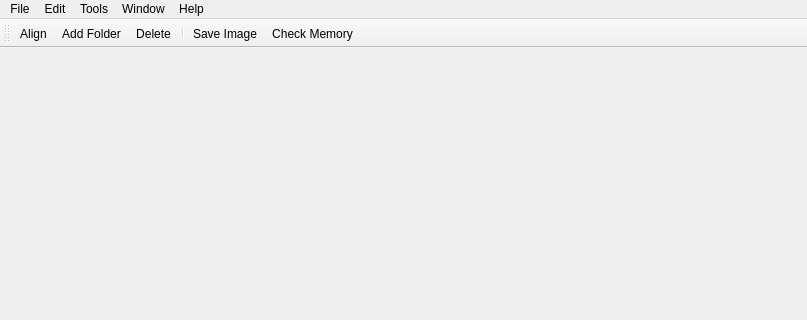
This is linnaeo/ui/linnaeo.ui in beowulfey/pylinnaeo as Qt 5 draws it before an edit; both pictures show x 0 to 807 and y 0 to 320 of the 807 by 636 pixel window. The edited form follows.
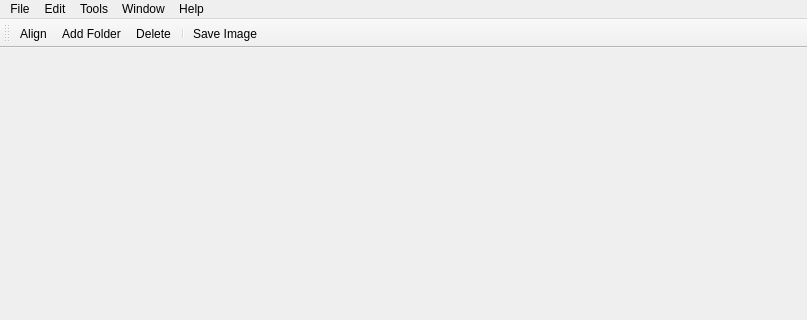
This is the edited form.

The edit to the form file:
```diff
--- a/linnaeo/ui/linnaeo.ui
+++ b/linnaeo/ui/linnaeo.ui
@@ -185,7 +185,6 @@
    <addaction name="actionDelete"/>
    <addaction name="separator"/>
    <addaction name="actionSave_Image"/>
-   <addaction name="actionMemory"/>
   </widget>
   <action name="actionAlign">
    <property name="text">
```
